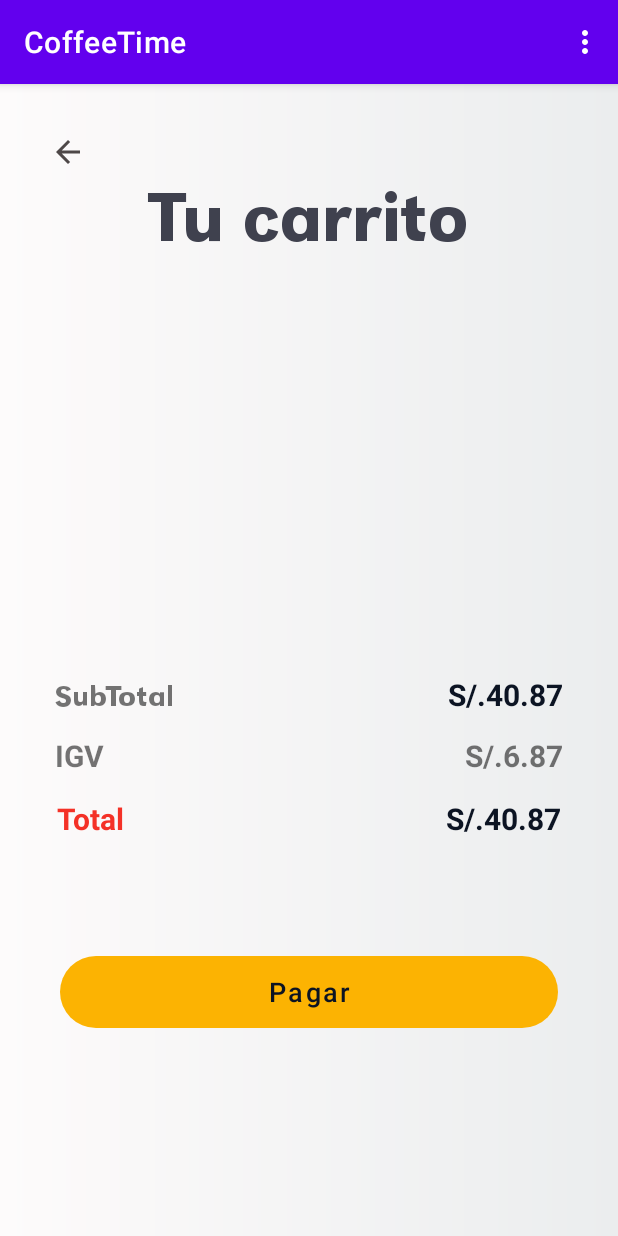
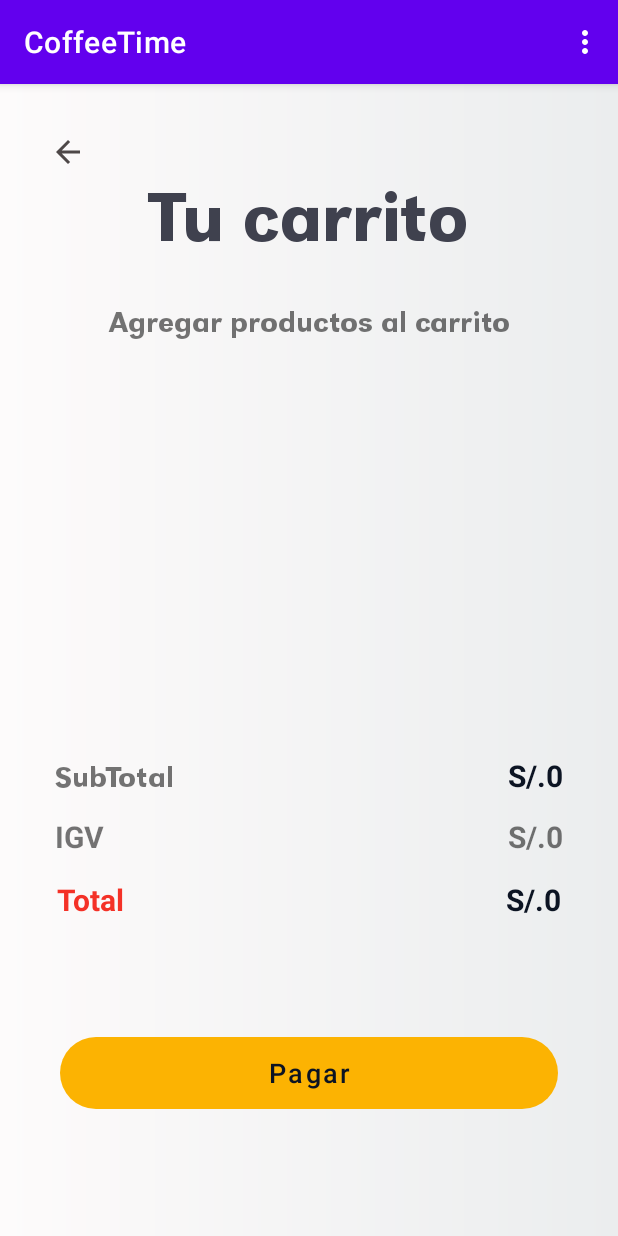
Before and after one commit to MarcoAtencio/CoffeeTime, an Android app: the CartActivity screen opened directly, with no data from a screen before it, on a phone screen of 412 x 824 dp. Run offline under Robolectric (Android 15) with nearby library versions, the phone set to English and light mode, and no system bars; our stand-ins replace Picasso; pictures from the network do not load.

Commit message:
refactor Cart

```diff
--- a/app/src/main/java/com/example/coffeetime/ui/cart/CartActivity.java
+++ b/app/src/main/java/com/example/coffeetime/ui/cart/CartActivity.java
@@ -25,7 +25,7 @@ import com.example.coffeetime.ui.profile.ProfileActivity;
 
 public class CartActivity extends AppCompatActivity {
 
-    TextView tv_subTotal, tv_igv, tv_total;
+    TextView tv_subTotal, tv_igv, tv_total, tv_message;
     Button button;
     LCart lCart;
     RecyclerView rv_listCart;
@@ -39,8 +39,15 @@ public class CartActivity extends AppCompatActivity {
         tv_igv = findViewById(R.id.montoIGV);
         tv_subTotal = findViewById(R.id.precioSubtotal);
         tv_total = findViewById(R.id.montoTotal);
+        tv_message = findViewById(R.id.txtMessage);
         button = findViewById(R.id.btn_Start);
         lCart = new LCart(this, rv_listCart, new TextView[]{tv_subTotal, tv_igv, tv_total});
+
+        if (!LCart.cart.isEmpty()) {
+            tv_message.setVisibility(View.GONE);
+        } else {
+            tv_message.setVisibility(View.VISIBLE);
+        }
     }
 
     @Override
--- a/app/src/main/res/layout/activity_cart.xml
+++ b/app/src/main/res/layout/activity_cart.xml
@@ -31,6 +31,16 @@
         android:textSize="48sp"
         android:textStyle="bold"
     />
+    <TextView
+        android:id="@+id/txtMessage"
+        android:layout_width="match_parent"
+        android:layout_height="wrap_content"
+        android:fontFamily="@font/grotesk_medium"
+        android:layout_marginTop="30dp"
+        android:textSize="20dp"
+        android:textAlignment="center"
+        android:text="Agregar productos al carrito"
+        />
     <androidx.recyclerview.widget.RecyclerView
         android:id="@+id/listProduct"
         android:layout_width="match_parent"
@@ -67,7 +77,7 @@
             android:layout_height="wrap_content"
             android:layout_margin="5dp"
             android:textAlignment="textEnd"
-            android:text="S/.40.87"
+            android:text="S/.0"
             android:textColor="#0C1423"
             android:textSize="20sp"
             android:textStyle="bold"
@@ -98,7 +108,7 @@
             android:layout_height="wrap_content"
             android:layout_margin="5dp"
             android:textAlignment="textEnd"
-            android:text="S/.6.87"
+            android:text="S/.0"
             android:textSize="20sp"
             android:textStyle="bold"
             android:layout_weight="1"
@@ -128,7 +138,7 @@
             android:layout_width="wrap_content"
             android:layout_height="wrap_content"
             android:layout_margin="5dp"
-            android:text="S/.40.87"
+            android:text="S/.0"
             android:textAlignment="textEnd"
             android:textColor="#0C1423"
             android:textSize="20sp"
```
